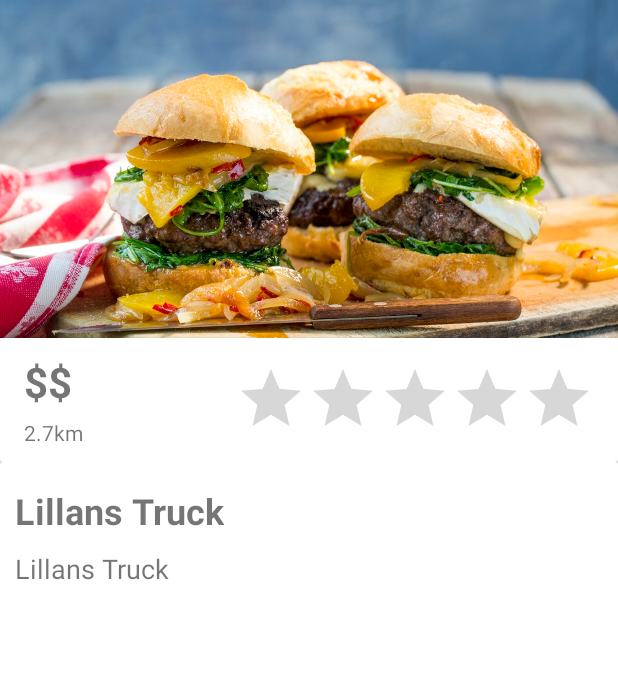
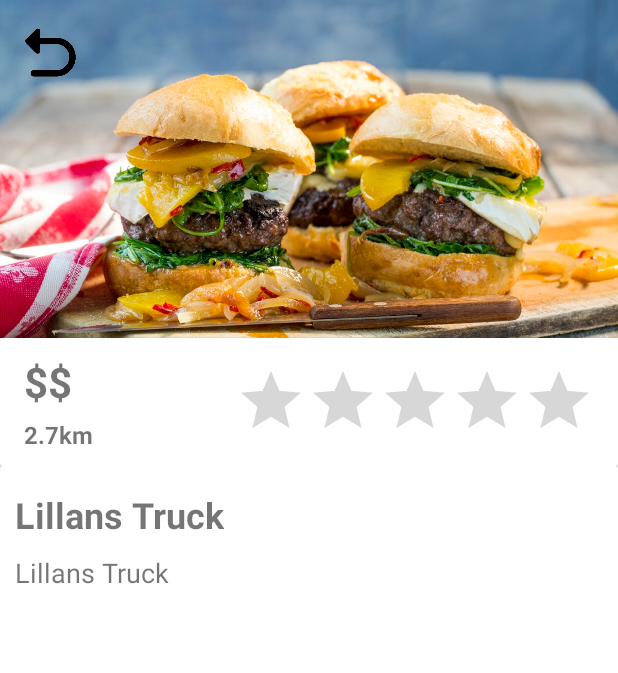
Before and after one commit to ahmadardal/Food-Truck, an Android app: the screen it shows after launch (MainActivity), after a tap on "Lillans Truck", on a phone screen of 412 x 824 dp. Shown: the top 673 px of the screen. Run offline under Robolectric (Android 15) with nearby library versions, the phone set to English and light mode, and no system bars.

Commit message:
Return from fragment, fragment layout clickable

```diff
--- a/app/src/main/java/com/example/food_trock/StoreFragment.kt
+++ b/app/src/main/java/com/example/food_trock/StoreFragment.kt
@@ -5,6 +5,8 @@ import android.util.Log
 import android.view.LayoutInflater
 import android.view.View
 import android.view.ViewGroup
+import android.widget.Button
+import android.widget.ImageButton
 import android.widget.TextView
 import androidx.fragment.app.Fragment
 
@@ -27,6 +29,7 @@ class StoreFragment : Fragment() {
         val view = inflater.inflate(R.layout.store_fragment, container, false,)
 
 
+        val returnBtn = view.findViewById<ImageButton>(R.id.storeReturnBtn)
         txtStoreName = view.findViewById(R.id.txtStoreName)
         txtStoreInfo = view.findViewById(R.id.txtStoreInfo)
         txtPriceClass = view.findViewById(R.id.txtPriceClass)
@@ -51,6 +54,10 @@ class StoreFragment : Fragment() {
                 txtPriceClass.text = "$$$"
         }
 
+        returnBtn.setOnClickListener() {
+            activity?.supportFragmentManager?.beginTransaction()?.remove(this)?.commit()
+        }
+
         return view
 
 
--- a/app/src/main/res/layout/store_fragment.xml
+++ b/app/src/main/res/layout/store_fragment.xml
@@ -3,7 +3,9 @@
     xmlns:app="http://schemas.android.com/apk/res-auto"
     xmlns:tools="http://schemas.android.com/tools"
     android:layout_width="match_parent"
-    android:layout_height="match_parent">
+    android:layout_height="match_parent"
+    android:background="@color/white"
+    android:clickable="true">
 
     <ImageView
         android:id="@+id/imageView"
@@ -36,7 +38,7 @@
                 app:layout_constraintEnd_toEndOf="parent"
                 app:layout_constraintHorizontal_bias="0.906"
                 app:layout_constraintStart_toStartOf="parent"
-                app:layout_constraintTop_toTopOf="parent"/>
+                app:layout_constraintTop_toTopOf="parent" />
 
             <TextView
                 android:id="@+id/txtPriceClass"
@@ -59,6 +61,8 @@
                 android:layout_marginStart="16dp"
                 android:layout_marginBottom="10dp"
                 android:text="2.7km"
+                android:textSize="16dp"
+                android:textStyle="bold"
                 app:layout_constraintBottom_toBottomOf="parent"
                 app:layout_constraintStart_toStartOf="parent"
                 app:layout_constraintTop_toBottomOf="@+id/txtPriceClass" />
@@ -104,7 +108,22 @@
                 app:layout_constraintHorizontal_bias="0.454"
                 app:layout_constraintStart_toStartOf="parent"
                 app:layout_constraintTop_toBottomOf="@+id/txtStoreName" />
+
         </androidx.constraintlayout.widget.ConstraintLayout>
     </androidx.cardview.widget.CardView>
 
+    <ImageButton
+        android:id="@+id/storeReturnBtn"
+        android:layout_width="35dp"
+        android:layout_height="35dp"
+        android:background="@android:color/transparent"
+        android:scaleType="fitXY"
+        app:layout_constraintBottom_toBottomOf="parent"
+        app:layout_constraintEnd_toEndOf="parent"
+        app:layout_constraintHorizontal_bias="0.042"
+        app:layout_constraintStart_toStartOf="parent"
+        app:layout_constraintTop_toTopOf="parent"
+        app:layout_constraintVertical_bias="0.022"
+        app:srcCompat="@drawable/returnarrow" />
+
 </androidx.constraintlayout.widget.ConstraintLayout>
```
Also changed, not shown: app/src/main/res/drawable/returnarrow.png (added).
